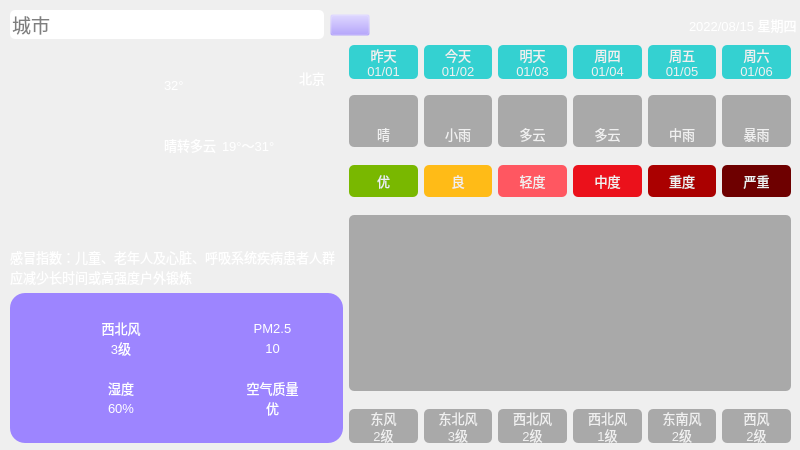
Old version of the form mainwindow.ui in the repository tsovke/weather.
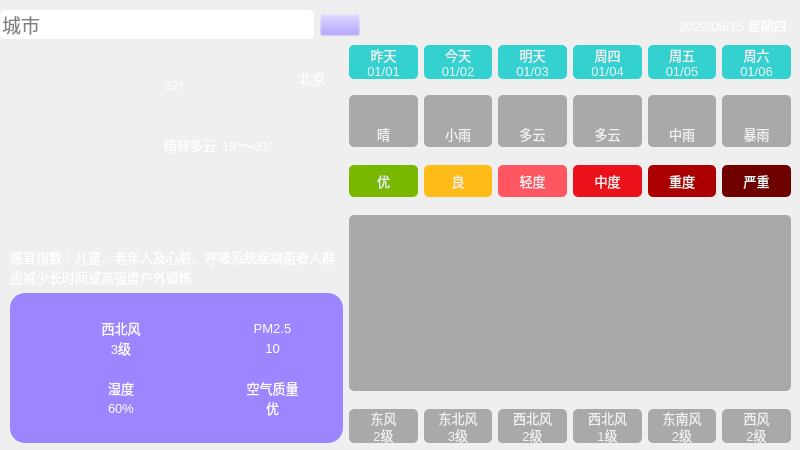
New version of the form. Icons and pictures are not drawn.

```diff
--- a/mainwindow.ui
+++ b/mainwindow.ui
@@ -1200,7 +1200,7 @@
     <widget class="QWidget" name="widget_top" native="true">
      <property name="geometry">
       <rect>
-       <x>10</x>
+       <x>0</x>
        <y>0</y>
        <width>787</width>
        <height>50</height>
@@ -1218,6 +1218,9 @@
         <property name="styleSheet">
          <string notr="true">border-radius: 5px;</string>
         </property>
+        <property name="alignment">
+         <set>Qt::AlignmentFlag::AlignLeading|Qt::AlignmentFlag::AlignLeft|Qt::AlignmentFlag::AlignVCenter</set>
+        </property>
         <property name="placeholderText">
          <string>城市</string>
         </property>
```
